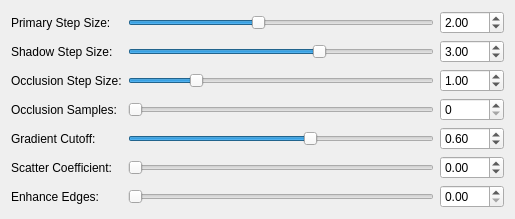
Qt form Source/VoxRender/Interface/samplingwidget.ui (nagyistoce/voxrender) before a commit.
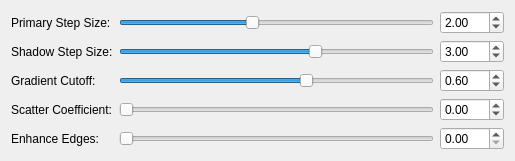
The same form after that commit.

Commit message: - Refactoring and performance improvements for render kernel; hardcoded ambient occlusion to single sample ambient at short depth - minor bugfixes

Patch:
```diff
--- a/Source/VoxRender/Interface/samplingwidget.ui
+++ b/Source/VoxRender/Interface/samplingwidget.ui
@@ -7,7 +7,7 @@
     <x>0</x>
     <y>0</y>
     <width>515</width>
-    <height>210</height>
+    <height>154</height>
    </rect>
   </property>
   <property name="sizePolicy">
@@ -22,53 +22,14 @@
   <layout class="QVBoxLayout" name="verticalLayout">
    <item>
     <layout class="QGridLayout" name="gridLayout">
-     <item row="3" column="1">
-      <widget class="QSlider" name="horizontalSlider_occludeSamples">
-       <property name="maximum">
-        <number>10</number>
-       </property>
-       <property name="pageStep">
-        <number>1</number>
-       </property>
-       <property name="orientation">
-        <enum>Qt::Horizontal</enum>
-       </property>
-      </widget>
-     </item>
-     <item row="2" column="2">
-      <widget class="QDoubleSpinBox" name="doubleSpinBox_occludeStep">
-       <property name="decimals">
-        <number>2</number>
-       </property>
-       <property name="minimum">
-        <double>0.250000000000000</double>
-       </property>
-       <property name="maximum">
-        <double>5.000000000000000</double>
-       </property>
-       <property name="singleStep">
-        <double>0.250000000000000</double>
-       </property>
-       <property name="value">
-        <double>1.000000000000000</double>
-       </property>
-      </widget>
-     </item>
-     <item row="4" column="0">
+     <item row="2" column="0">
       <widget class="QLabel" name="label_gradient">
        <property name="text">
         <string>Gradient Cutoff:</string>
        </property>
       </widget>
      </item>
-     <item row="1" column="0">
-      <widget class="QLabel" name="label_step2">
-       <property name="text">
-        <string>Shadow Step Size:</string>
-       </property>
-      </widget>
-     </item>
-     <item row="4" column="2">
+     <item row="2" column="2">
       <widget class="QDoubleSpinBox" name="doubleSpinBox_gradient">
        <property name="buttonSymbols">
         <enum>QAbstractSpinBox::UpDownArrows</enum>
@@ -84,6 +45,13 @@
        </property>
       </widget>
      </item>
+     <item row="1" column="0">
+      <widget class="QLabel" name="label_step2">
+       <property name="text">
+        <string>Shadow Step Size:</string>
+       </property>
+      </widget>
+     </item>
      <item row="0" column="2">
       <widget class="QDoubleSpinBox" name="doubleSpinBox_primaryStep">
        <property name="sizePolicy">
@@ -115,23 +83,22 @@
        </property>
       </widget>
      </item>
-     <item row="3" column="2">
-      <widget class="QSpinBox" name="spinBox_occludeSamples">
-       <property name="maximum">
-        <number>10</number>
+     <item row="1" column="2">
+      <widget class="QDoubleSpinBox" name="doubleSpinBox_shadowStep">
+       <property name="decimals">
+        <number>2</number>
        </property>
-      </widget>
-     </item>
-     <item row="1" column="1">
-      <widget class="QSlider" name="horizontalSlider_shadowStep">
+       <property name="minimum">
+        <double>0.250000000000000</double>
+       </property>
        <property name="maximum">
-        <number>19</number>
+        <double>5.000000000000000</double>
+       </property>
+       <property name="singleStep">
+        <double>0.250000000000000</double>
        </property>
        <property name="value">
-        <number>12</number>
-       </property>
-       <property name="orientation">
-        <enum>Qt::Horizontal</enum>
+        <double>3.000000000000000</double>
        </property>
       </widget>
      </item>
@@ -148,13 +115,6 @@
        </property>
       </widget>
      </item>
-     <item row="3" column="0">
-      <widget class="QLabel" name="label">
-       <property name="text">
-        <string>Occlusion Samples:</string>
-       </property>
-      </widget>
-     </item>
      <item row="0" column="0">
       <widget class="QLabel" name="label_step1">
        <property name="text">
@@ -162,51 +122,33 @@
        </property>
       </widget>
      </item>
-     <item row="1" column="2">
-      <widget class="QDoubleSpinBox" name="doubleSpinBox_shadowStep">
-       <property name="decimals">
-        <number>2</number>
+     <item row="1" column="1">
+      <widget class="QSlider" name="horizontalSlider_shadowStep">
+       <property name="maximum">
+        <number>19</number>
        </property>
+       <property name="value">
+        <number>12</number>
+       </property>
+       <property name="orientation">
+        <enum>Qt::Horizontal</enum>
+       </property>
+      </widget>
+     </item>
+     <item row="3" column="2">
+      <widget class="QDoubleSpinBox" name="doubleSpinBox_coefficient">
        <property name="minimum">
-        <double>0.250000000000000</double>
+        <double>-1.000000000000000</double>
        </property>
        <property name="maximum">
-        <double>5.000000000000000</double>
+        <double>1.000000000000000</double>
        </property>
        <property name="singleStep">
-        <double>0.250000000000000</double>
-       </property>
-       <property name="value">
-        <double>3.000000000000000</double>
+        <double>0.050000000000000</double>
        </property>
       </widget>
      </item>
      <item row="2" column="1">
-      <widget class="QSlider" name="horizontalSlider_occludeStep">
-       <property name="sizePolicy">
-        <sizepolicy hsizetype="Expanding" vsizetype="Fixed">
-         <horstretch>0</horstretch>
-         <verstretch>0</verstretch>
-        </sizepolicy>
-       </property>
-       <property name="minimumSize">
-        <size>
-         <width>0</width>
-         <height>0</height>
-        </size>
-       </property>
-       <property name="maximum">
-        <number>19</number>
-       </property>
-       <property name="sliderPosition">
-        <number>4</number>
-       </property>
-       <property name="orientation">
-        <enum>Qt::Horizontal</enum>
-       </property>
-      </widget>
-     </item>
-     <item row="4" column="1">
       <widget class="QSlider" name="horizontalSlider_gradient">
        <property name="maximum">
         <number>100</number>
@@ -219,61 +161,41 @@
        </property>
       </widget>
      </item>
-     <item row="2" column="0">
-      <widget class="QLabel" name="label_density">
-       <property name="text">
-        <string>Occlusion Step Size:</string>
-       </property>
-      </widget>
-     </item>
-     <item row="5" column="1">
-      <widget class="QSlider" name="horizontalSlider_coefficient">
-       <property name="orientation">
-        <enum>Qt::Horizontal</enum>
-       </property>
-      </widget>
-     </item>
-     <item row="5" column="2">
-      <widget class="QDoubleSpinBox" name="doubleSpinBox_coefficient">
-       <property name="minimum">
-        <double>-1.000000000000000</double>
-       </property>
-       <property name="maximum">
-        <double>1.000000000000000</double>
-       </property>
-       <property name="singleStep">
-        <double>0.050000000000000</double>
-       </property>
-      </widget>
-     </item>
-     <item row="5" column="0">
+     <item row="3" column="0">
       <widget class="QLabel" name="label_2">
        <property name="text">
         <string>Scatter Coefficient:</string>
        </property>
       </widget>
      </item>
-     <item row="6" column="2">
+     <item row="3" column="1">
+      <widget class="QSlider" name="horizontalSlider_coefficient">
+       <property name="orientation">
+        <enum>Qt::Horizontal</enum>
+       </property>
+      </widget>
+     </item>
+     <item row="4" column="2">
       <widget class="QDoubleSpinBox" name="doubleSpinBox_edge">
        <property name="maximum">
         <double>100.000000000000000</double>
        </property>
       </widget>
      </item>
-     <item row="6" column="1">
-      <widget class="QSlider" name="horizontalSlider_edge">
-       <property name="orientation">
-        <enum>Qt::Horizontal</enum>
-       </property>
-      </widget>
-     </item>
-     <item row="6" column="0">
+     <item row="4" column="0">
       <widget class="QLabel" name="label_3">
        <property name="text">
         <string>Enhance Edges:</string>
        </property>
       </widget>
      </item>
+     <item row="4" column="1">
+      <widget class="QSlider" name="horizontalSlider_edge">
+       <property name="orientation">
+        <enum>Qt::Horizontal</enum>
+       </property>
+      </widget>
+     </item>
     </layout>
    </item>
   </layout>
```
Left out of the diff: 35 changed lines with no effect on the pictures. The commit also changes 12 other files.
